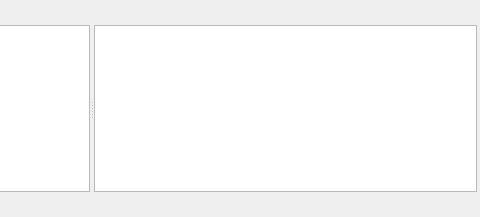
First picture: the form in engine/modules/anim/editor/TimelinePanel/TimelinePanel.ui, repository timi-liuliang/echo, before the edit; both pictures show x 297 to 777 and y 0 to 217 of the 777 by 217 pixel window.
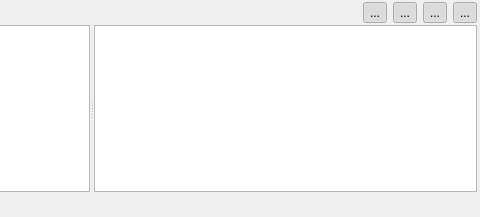
Second picture: the form after the edit.

Commit message: Timeline support build-house animation edit #263

```diff
--- a/engine/modules/anim/editor/TimelinePanel/TimelinePanel.ui
+++ b/engine/modules/anim/editor/TimelinePanel/TimelinePanel.ui
@@ -106,6 +106,58 @@
         </property>
        </spacer>
       </item>
+      <item>
+       <widget class="QToolButton" name="m_curveXVisible">
+        <property name="text">
+         <string>...</string>
+        </property>
+        <property name="checkable">
+         <bool>true</bool>
+        </property>
+        <property name="checked">
+         <bool>true</bool>
+        </property>
+       </widget>
+      </item>
+      <item>
+       <widget class="QToolButton" name="m_curveYVisible">
+        <property name="text">
+         <string>...</string>
+        </property>
+        <property name="checkable">
+         <bool>true</bool>
+        </property>
+        <property name="checked">
+         <bool>true</bool>
+        </property>
+       </widget>
+      </item>
+      <item>
+       <widget class="QToolButton" name="m_curveZVisible">
+        <property name="text">
+         <string>...</string>
+        </property>
+        <property name="checkable">
+         <bool>true</bool>
+        </property>
+        <property name="checked">
+         <bool>true</bool>
+        </property>
+       </widget>
+      </item>
+      <item>
+       <widget class="QToolButton" name="m_curveWVisible">
+        <property name="text">
+         <string>...</string>
+        </property>
+        <property name="checkable">
+         <bool>true</bool>
+        </property>
+        <property name="checked">
+         <bool>true</bool>
+        </property>
+       </widget>
+      </item>
      </layout>
     </widget>
    </item>
```
Left out of the diff: 26 changed lines with no effect on the pictures. The commit also changes 5 other files.
